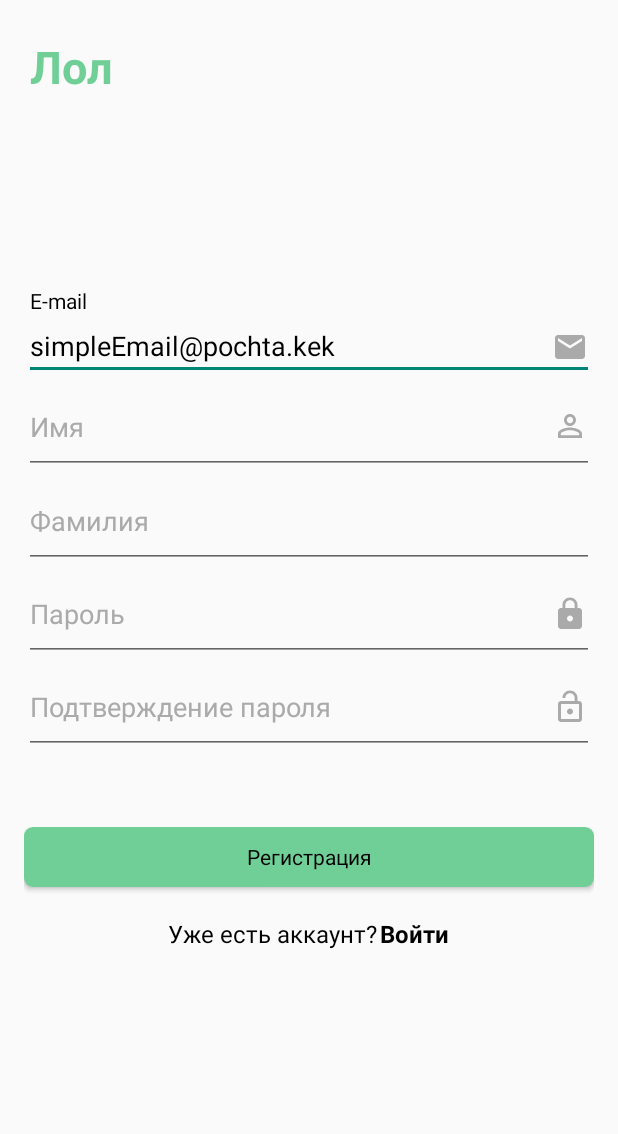
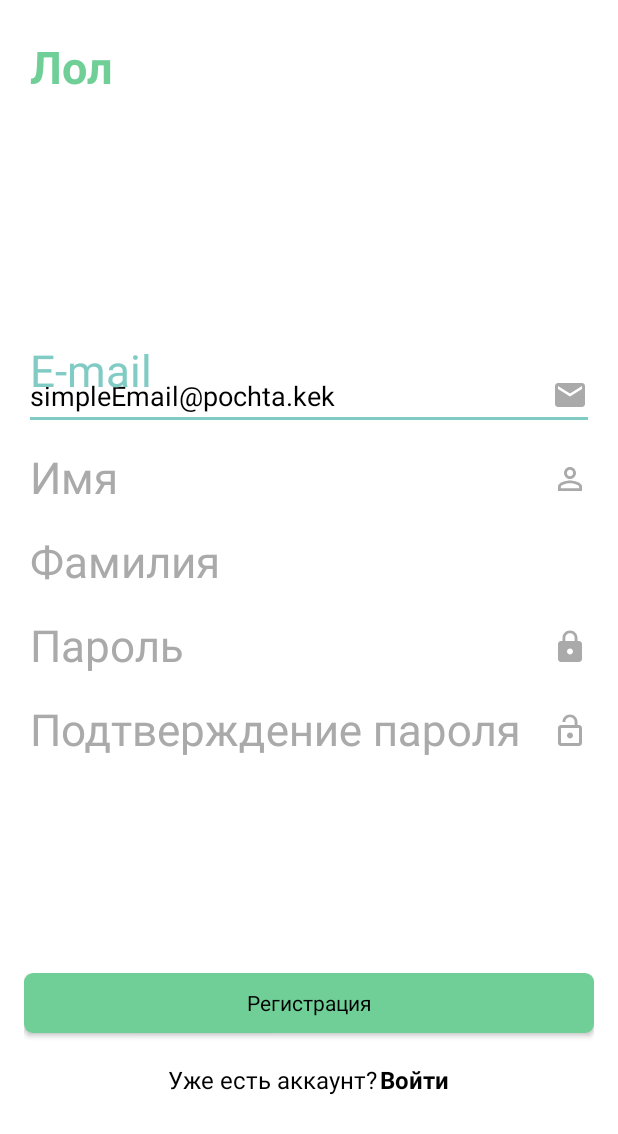
Before and after one commit to AleksandraKlua/HW, an Android app: the RegisterActivity screen opened directly, with no data from a screen before it, on a phone screen of 412 x 824 dp. Shown: the top 1134 px of the screen. Run offline under Robolectric (Android 15) with nearby library versions, the phone set to English and light mode, and no system bars.

Commit message:
Added the adaptation for a small screen

```diff
--- a/app/src/main/res/layout-land/activity_main.xml
+++ b/app/src/main/res/layout-land/activity_main.xml
@@ -8,7 +8,7 @@
     >
 
     <Button style="@style/Button"
-        android:id="@+id/btn_registration"
+        android:id="@+id/btnRegistration"
         android:layout_width="328dp"
         android:layout_height="40dp"
         android:background="@drawable/button"
@@ -17,7 +17,7 @@
         />
 
     <Button style="@style/Button"
-        android:id="@+id/btn_signin"
+        android:id="@+id/btnSignin"
         android:layout_width="328dp"
         android:layout_height="40dp"
         android:background="@drawable/button"
--- a/app/src/main/res/layout-land/register_layout.xml
+++ b/app/src/main/res/layout-land/register_layout.xml
@@ -1,135 +1,140 @@
 <?xml version="1.0" encoding="utf-8"?>
+
 <androidx.core.widget.NestedScrollView
     xmlns:android="http://schemas.android.com/apk/res/android"
     android:layout_width="match_parent"
-    android:layout_height="match_parent">
-    <androidx.constraintlayout.widget.ConstraintLayout
-        xmlns:app="http://schemas.android.com/apk/res-auto"
+    android:layout_height="match_parent" >
+
+    <LinearLayout
             xmlns:tools="http://schemas.android.com/tools"
             android:layout_width="match_parent"
             android:layout_height="match_parent"
+            android:orientation="vertical"
+            android:layout_marginEnd="16dp"
+            android:layout_marginStart="16dp"
             tools:context="com.example.lesson1.RegisterActivity">
 
         <TextView
-            android:id="@+id/textView2"
+            android:id="@+id/lol"
             style="@style/Title"
-            android:layout_width="62dp"
-            android:layout_height="39dp"
-            android:layout_marginStart="20dp"
+            android:layout_width="wrap_content"
+            android:layout_height="wrap_content"
+            android:layout_marginStart="4dp"
             android:layout_marginTop="24dp"
-            android:layout_marginBottom="126dp"
-            android:text="@string/lol"
-            app:layout_constraintBottom_toTopOf="@+id/linearLayout"
-            app:layout_constraintStart_toStartOf="parent"
-            app:layout_constraintTop_toTopOf="parent" />
+            android:text="@string/lol"/>
+
+        <Space
+            android:layout_width="match_parent"
+            android:layout_height="0dp"
+            android:layout_weight="3" />
 
         <TextView
             android:id="@+id/message"
             style="@style/MessageText"
             android:layout_width="match_parent"
             android:layout_height="wrap_content"
-            android:layout_marginStart="16dp"
-            android:layout_marginEnd="16dp"
-            android:layout_marginBottom="15dp"
-            app:layout_constraintBottom_toTopOf="@+id/linearLayout"
-            app:layout_constraintEnd_toEndOf="@+id/linearLayout"
-            app:layout_constraintStart_toStartOf="@+id/linearLayout" />
+            android:layout_marginBottom="10dp"
+            android:layout_marginTop="10dp"/>
+
 
         <LinearLayout
-            android:id="@+id/linearLayout"
-            android:layout_width="match_parent"
-            android:layout_height="312dp"
-            android:orientation="vertical"
-            android:layout_marginStart="16dp"
-            android:layout_marginTop="189dp"
-            android:layout_marginEnd="16dp"
-            android:layout_marginBottom="219dp"
-            app:layout_constraintBottom_toBottomOf="parent"
-            app:layout_constraintEnd_toEndOf="parent"
-            app:layout_constraintStart_toStartOf="parent"
-            app:layout_constraintTop_toTopOf="parent">
-
-            <LinearLayout
-                android:layout_width="match_parent"
-                android:layout_height="match_parent"
-                android:layout_weight="1"
-                android:orientation="vertical">
-
-                <TextView
-                    android:id="@+id/enter_email"
+            android:id="@+id/formRegister"
             android:layout_width="match_parent"
             android:layout_height="wrap_content"
-                    android:layout_marginStart="4dp"
-                    android:text="@string/email" />
+            android:orientation="vertical"
+            android:layout_marginBottom="48dp">
+
+            <com.google.android.material.textfield.TextInputLayout
+                android:layout_width="match_parent"
+                android:layout_height="wrap_content"
+                android:layout_weight="1">
 
                 <EditText
                     android:id="@+id/email"
                     android:layout_width="match_parent"
                     android:layout_height="wrap_content"
-                    android:autofillHints=""
                     android:drawableEnd="@drawable/mail"
                     android:hint="@string/email"
-                    android:inputType="textEmailAddress"
-                    android:text="@string/real_email" />
+                    android:text="@string/real_email"
+                    android:autofillHints="@string/email"
+                    android:inputType="textEmailAddress" />
 
-            </LinearLayout>
+            </com.google.android.material.textfield.TextInputLayout>
+
+            <com.google.android.material.textfield.TextInputLayout
+                android:layout_width="match_parent"
+                android:layout_height="wrap_content"
+                android:layout_weight="1">
 
                 <EditText
-                android:id="@+id/first_name"
+                    android:id="@+id/firstName"
                     android:layout_width="match_parent"
-                android:layout_height="match_parent"
-                android:layout_weight="1"
-                android:autofillHints=""
+                    android:layout_height="wrap_content"
                     android:drawableEnd="@drawable/person"
                     android:hint="@string/first_name"
-                android:inputType="textPersonName" />
+                    android:autofillHints="@string/first_name"
+                    android:inputType="textPassword" />
+
+            </com.google.android.material.textfield.TextInputLayout>
+
+            <com.google.android.material.textfield.TextInputLayout
+                android:layout_width="match_parent"
+                android:layout_height="wrap_content"
+                android:layout_weight="1">
 
                 <EditText
-                android:id="@+id/last_name"
+                    android:id="@+id/lastName"
                     android:layout_width="match_parent"
-                android:layout_height="match_parent"
-                android:layout_weight="1"
-                android:autofillHints=""
+                    android:layout_height="wrap_content"
                     android:hint="@string/last_name"
-                android:inputType="textPersonName" />
+                    android:inputType="textPersonName"
+                    android:autofillHints="@string/last_name" />
+
+            </com.google.android.material.textfield.TextInputLayout>
+
+            <com.google.android.material.textfield.TextInputLayout
+                android:layout_width="match_parent"
+                android:layout_height="wrap_content"
+                android:layout_weight="1">
 
                 <EditText
                     android:id="@+id/password"
                     android:layout_width="match_parent"
-                android:layout_height="match_parent"
-                android:layout_weight="1"
-                android:autofillHints=""
+                    android:layout_height="wrap_content"
                     android:drawableEnd="@drawable/lock"
                     android:hint="@string/password"
-                android:inputType="textWebPassword" />
+                    android:inputType="textPassword"
+                    android:autofillHints="@string/password" />
+
+            </com.google.android.material.textfield.TextInputLayout>
+
+            <com.google.android.material.textfield.TextInputLayout
+                android:layout_width="match_parent"
+                android:layout_height="wrap_content"
+                android:layout_weight="1">
 
                 <EditText
-                android:id="@+id/repeat_password"
+                    android:id="@+id/repeatPassword"
                     android:layout_width="match_parent"
-                android:layout_height="match_parent"
-                android:layout_weight="1"
-                android:autofillHints=""
+                    android:layout_height="wrap_content"
                     android:drawableEnd="@drawable/unlock"
                     android:hint="@string/repeat_password"
-                android:inputType="textWebPassword" />
+                    android:inputType="textPassword"
+                    android:autofillHints="@string/password" />
+
+            </com.google.android.material.textfield.TextInputLayout>
+
         </LinearLayout>
 
         <LinearLayout
             android:id="@+id/linearLayout3"
             android:layout_width="match_parent"
-            android:layout_height="87dp"
+            android:layout_height="wrap_content"
             android:orientation="vertical"
-            android:layout_marginStart="16dp"
-            android:layout_marginTop="48dp"
-            android:layout_marginEnd="16dp"
-            android:layout_marginBottom="84dp"
-            app:layout_constraintBottom_toBottomOf="parent"
-            app:layout_constraintEnd_toEndOf="@+id/linearLayout"
-            app:layout_constraintStart_toStartOf="@+id/linearLayout"
-            app:layout_constraintTop_toBottomOf="@+id/linearLayout">
+            android:layout_marginBottom="84dp">
 
             <Button
-                android:id="@+id/btn_registration"
+                android:id="@+id/btnRegistration"
                 style="@style/Button"
                 android:layout_width="match_parent"
                 android:layout_height="40dp"
@@ -163,7 +168,8 @@
                     tools:ignore="onClick" />
 
             </LinearLayout>
+
         </LinearLayout>
 
-    </androidx.constraintlayout.widget.ConstraintLayout>
+    </LinearLayout>
 </androidx.core.widget.NestedScrollView>
--- a/app/src/main/res/layout/register_layout.xml
+++ b/app/src/main/res/layout/register_layout.xml
@@ -1,131 +1,131 @@
 <?xml version="1.0" encoding="utf-8"?>
-<androidx.core.widget.NestedScrollView
+
+<LinearLayout
     xmlns:android="http://schemas.android.com/apk/res/android"
-    android:layout_width="match_parent"
-    android:layout_height="match_parent">
-    <androidx.constraintlayout.widget.ConstraintLayout xmlns:app="http://schemas.android.com/apk/res-auto"
     xmlns:tools="http://schemas.android.com/tools"
     android:layout_width="match_parent"
     android:layout_height="match_parent"
+    android:orientation="vertical"
+    android:layout_marginEnd="16dp"
+    android:layout_marginStart="16dp"
     tools:context="com.example.lesson1.RegisterActivity">
 
     <TextView
-            android:id="@+id/textView2"
+        android:id="@+id/lol"
         style="@style/Title"
         android:layout_width="wrap_content"
         android:layout_height="wrap_content"
-            android:layout_marginStart="20dp"
+        android:layout_marginStart="4dp"
         android:layout_marginTop="24dp"
-            android:layout_marginBottom="126dp"
-            android:text="@string/lol"
-            app:layout_constraintBottom_toTopOf="@+id/linearLayout"
-            app:layout_constraintStart_toStartOf="parent"
-            app:layout_constraintTop_toTopOf="parent" />
+        android:text="@string/lol"/>
+
+    <Space
+        android:layout_width="match_parent"
+        android:layout_height="wrap_content"
+        android:layout_weight="3" />
 
     <TextView
         android:id="@+id/message"
         style="@style/MessageText"
         android:layout_width="match_parent"
         android:layout_height="wrap_content"
-            android:layout_marginStart="16dp"
-            android:layout_marginEnd="16dp"
-            android:layout_marginBottom="15dp"
-            app:layout_constraintBottom_toTopOf="@+id/linearLayout"
-            app:layout_constraintEnd_toEndOf="@+id/linearLayout"
-            app:layout_constraintStart_toStartOf="@+id/linearLayout" />
+        android:layout_marginBottom="5dp" />
+
 
     <LinearLayout
-            android:id="@+id/linearLayout"
+        android:id="@+id/formRegister"
         android:layout_width="match_parent"
-            android:layout_height="312dp"
-            android:orientation="vertical"
-            android:layout_marginStart="16dp"
-            android:layout_marginTop="189dp"
-            android:layout_marginEnd="16dp"
-            android:layout_marginBottom="219dp"
-            app:layout_constraintBottom_toBottomOf="parent"
-            app:layout_constraintEnd_toEndOf="parent"
-            app:layout_constraintStart_toStartOf="parent"
-            app:layout_constraintTop_toTopOf="parent">
-
-            <LinearLayout
-                android:layout_width="match_parent"
-                android:layout_height="match_parent"
-                android:layout_weight="1"
+        android:layout_height="wrap_content"
+        android:layout_weight="2"
         android:orientation="vertical">
 
-                <TextView
-                    android:id="@+id/enterEmail"
+        <com.google.android.material.textfield.TextInputLayout
             android:layout_width="match_parent"
-                    android:layout_height="wrap_content"
-                    android:layout_marginStart="4dp"
-                    android:text="@string/email" />
+            android:layout_height="wrap_content">
 
             <EditText
                 android:id="@+id/email"
                 android:layout_width="match_parent"
                 android:layout_height="wrap_content"
-                    android:autofillHints=""
                 android:drawableEnd="@drawable/mail"
                 android:hint="@string/email"
+                android:text="@string/real_email"
                 android:inputType="textEmailAddress"
-                    android:text="@string/real_email" />
+                android:autofillHints="@string/email" />
 
-            </LinearLayout>
+        </com.google.android.material.textfield.TextInputLayout>
+
+        <com.google.android.material.textfield.TextInputLayout
+            android:layout_width="match_parent"
+            android:layout_height="wrap_content">
 
             <EditText
                 android:id="@+id/firstName"
                 android:layout_width="match_parent"
-                android:layout_height="match_parent"
-                android:layout_weight="1"
-                android:autofillHints=""
+                android:layout_height="wrap_content"
+                android:autofillHints="@string/first_name"
                 android:drawableEnd="@drawable/person"
                 android:hint="@string/first_name"
                 android:inputType="textPersonName" />
 
+        </com.google.android.material.textfield.TextInputLayout>
+
+        <com.google.android.material.textfield.TextInputLayout
+            android:layout_width="match_parent"
+            android:layout_height="wrap_content">
+
             <EditText
                 android:id="@+id/lastName"
                 android:layout_width="match_parent"
-                android:layout_height="match_parent"
-                android:layout_weight="1"
-                android:autofillHints=""
+                android:layout_height="wrap_content"
+                android:autofillHints="@string/last_name"
                 android:hint="@string/last_name"
                 android:inputType="textPersonName" />
+
+        </com.google.android.material.textfield.TextInputLayout>
+
+        <com.google.android.material.textfield.TextInputLayout
+            android:layout_width="match_parent"
+            android:layout_height="wrap_content">
 
             <EditText
                 android:id="@+id/password"
                 android:layout_width="match_parent"
-                android:layout_height="match_parent"
-                android:layout_weight="1"
-                android:autofillHints=""
+                android:layout_height="wrap_content"
+                android:autofillHints="@string/password"
                 android:drawableEnd="@drawable/lock"
                 android:hint="@string/password"
-                android:inputType="textWebPassword" />
+                android:inputType="textPassword" />
+
+        </com.google.android.material.textfield.TextInputLayout>
+
+        <com.google.android.material.textfield.TextInputLayout
+            android:layout_width="match_parent"
+            android:layout_height="wrap_content">
 
             <EditText
                 android:id="@+id/repeatPassword"
                 android:layout_width="match_parent"
-                android:layout_height="match_parent"
-                android:layout_weight="1"
-                android:autofillHints=""
+                android:layout_height="wrap_content"
+                android:autofillHints="@string/repeat_password"
                 android:drawableEnd="@drawable/unlock"
                 android:hint="@string/repeat_password"
-                android:inputType="textWebPassword" />
+                android:inputType="textPassword" />
+
+        </com.google.android.material.textfield.TextInputLayout>
+
     </LinearLayout>
+
+    <Space
+        android:layout_width="match_parent"
+        android:layout_height="wrap_content"
+        android:layout_weight="1" />
 
     <LinearLayout
         android:id="@+id/linearLayout3"
         android:layout_width="match_parent"
-            android:layout_height="87dp"
-            android:orientation="vertical"
-            android:layout_marginStart="16dp"
-            android:layout_marginTop="48dp"
-            android:layout_marginEnd="16dp"
-            android:layout_marginBottom="84dp"
-            app:layout_constraintBottom_toBottomOf="parent"
-            app:layout_constraintEnd_toEndOf="@+id/linearLayout"
-            app:layout_constraintStart_toStartOf="@+id/linearLayout"
-            app:layout_constraintTop_toBottomOf="@+id/linearLayout">
+        android:layout_height="wrap_content"
+        android:orientation="vertical">
 
         <Button
             android:id="@+id/btnRegistration"
@@ -162,7 +162,11 @@
                 tools:ignore="onClick" />
 
         </LinearLayout>
+
     </LinearLayout>
 
-    </androidx.constraintlayout.widget.ConstraintLayout>
-</androidx.core.widget.NestedScrollView>
+    <Space
+        android:layout_width="match_parent"
+        android:layout_height="wrap_content"
+        android:layout_weight="2" />
+</LinearLayout>
--- a/app/src/main/res/values/strings.xml
+++ b/app/src/main/res/values/strings.xml
@@ -4,13 +4,12 @@
     <string name="authorization">Авторизация</string>
     <string name="lol">Лол</string>
     <string name="kek">Кек</string>
-    <string name="email">E-mail</string>
-    <string name="enter_email">Введите E-mail</string>
+    <string name="email"><font size="44">E-mail</font></string>
     <string name="real_email">simpleEmail@pochta.kek</string>
-    <string name="first_name">Имя</string>
-    <string name="last_name">Фамилия</string>
-    <string name="password">Пароль</string>
-    <string name="repeat_password">Подтверждение пароля</string>
+    <string name="first_name"><font size="44">Имя</font></string>
+    <string name="last_name"><font size="44">Фамилия</font></string>
+    <string name="password"><font size="44">Пароль</font></string>
+    <string name="repeat_password"><font size="44">Подтверждение пароля</font></string>
     <string name="signin_question">Уже есть аккаунт?</string>
     <string name="signin">Войти</string>
     <string name="register_question">Нет аккаунта?</string>
--- a/app/src/main/res/values/themes.xml
+++ b/app/src/main/res/values/themes.xml
@@ -1,6 +1,6 @@
 <resources xmlns:tools="http://schemas.android.com/tools" xmlns:android="http://schemas.android.com/apk/res/android">
     <!-- Base application theme. -->
-    <style name="AppTheme" parent="Theme.AppCompat.Light.NoActionBar">
+    <style name="AppTheme" parent="Theme.AppCompat">
         <!-- Primary brand color. -->
         <item name="colorPrimary">@color/green_1</item>
         <item name="colorPrimaryVariant">@color/green_2</item>
@@ -9,10 +9,11 @@
         <item name="colorSecondary">@color/teal_200</item>
         <item name="colorSecondaryVariant">@color/teal_700</item>
         <item name="colorOnSecondary">@color/black</item>
+        <item name="android:windowBackground">@color/white</item>
         <!-- Status bar color. -->
         <item name="android:statusBarColor" tools:targetApi="l">?attr/colorPrimaryVariant</item>
         <!-- Customize your theme here. -->
-        <item name="android:fontFamily">Roboto</item>
+        <item name="android:fontFamily">roboto</item>
         <item name="editTextColor">@color/black</item>
         <item name="android:textColorHint">@android:color/darker_gray</item>
         <item name="android:textColor">@color/black</item>
```
Also changed, not shown: app/src/main/res/layout-land/signin_layout.xml (+56 -68 lines), app/src/main/res/layout/signin_layout.xml (+55 -64 lines). Lines whose indentation alone changed are shown as unchanged.
